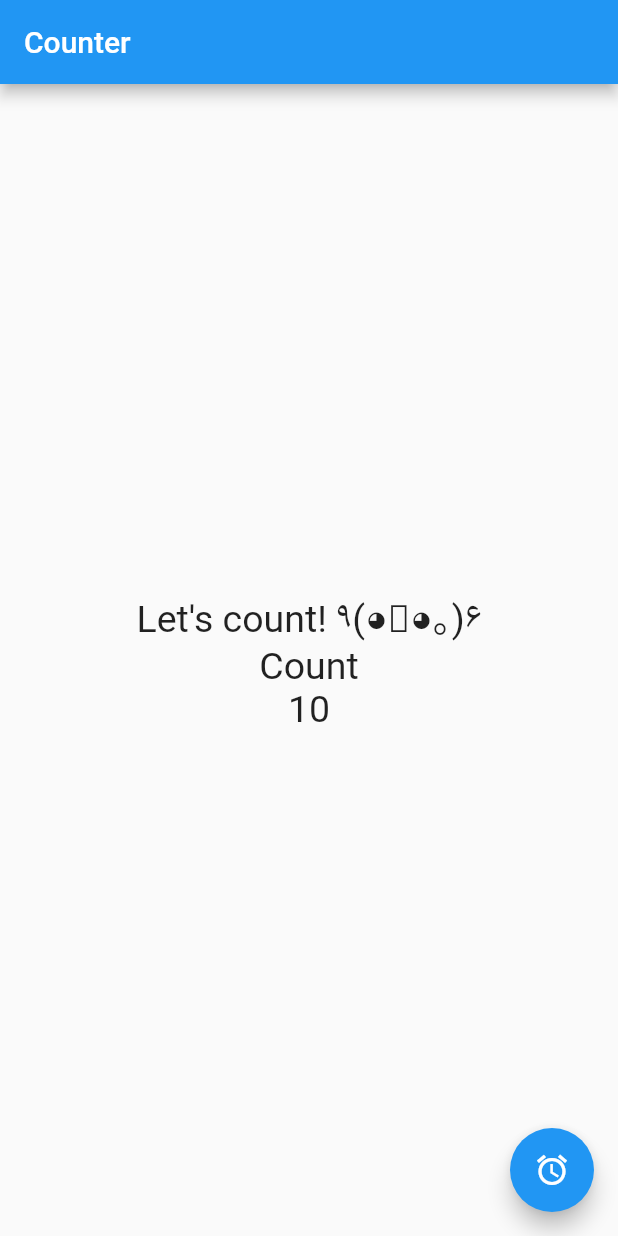
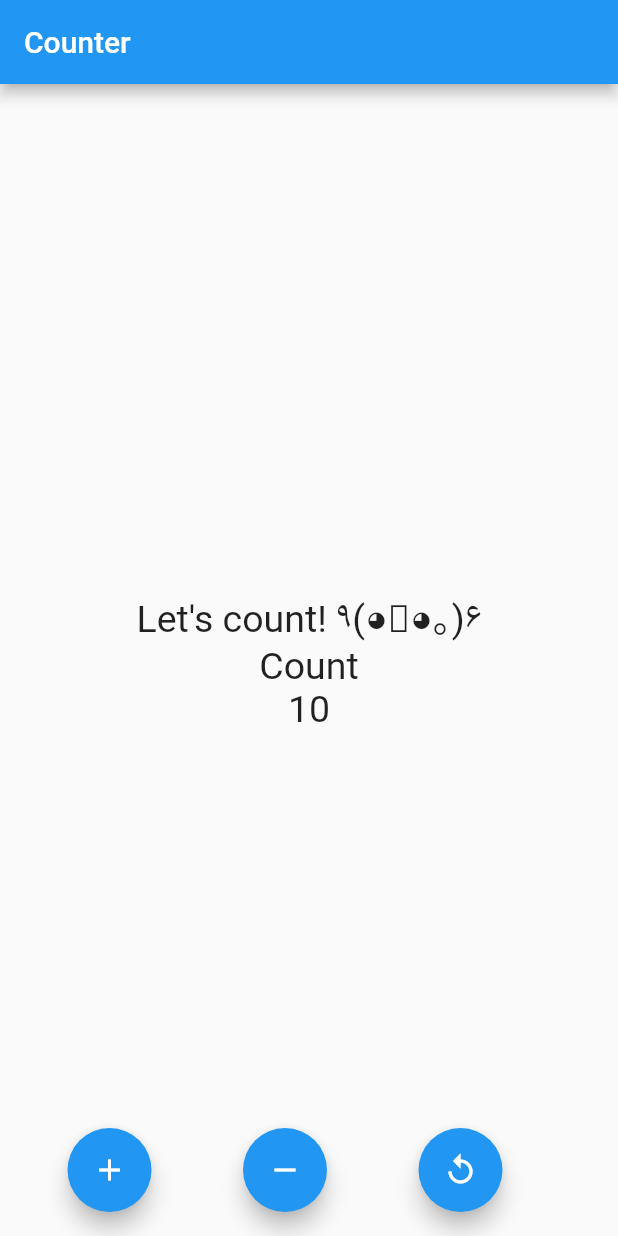
Before and after one commit to ronaldrpc/test-project-mobile, a Flutter app: the screen it shows after launch, on a phone screen of 412 x 824 dp. Run offline on Flutter 3.47's test engine with Material 2 defaults, Android fonts, the phone set to English and light mode, and no system bars.

Commit message:
Semana 2 - clase 1

```diff
--- a/lib/view/count_screen.dart
+++ b/lib/view/count_screen.dart
@@ -25,17 +25,13 @@ class _CounterState extends State<Counter> {
                 const Text("Let's count! ٩(◕‿◕｡)۶", style: sizeText),
                 const Text("Count", style: sizeText),
                 Text('$count', style: sizeText),
-          ]
+              ]),
         ),
-      ),
-      floatingActionButton: FloatingActionButton(
-        onPressed: () {
-          incrementCounter();
-          showMessage();
-        },
-        child: const Icon(Icons.access_alarms)
-      )
-    );
+        floatingActionButton: FloatingCustomW(
+          increment: incrementCounter,
+          decrement: decrementCounter,
+          reset: resetCounter
+        ));
   }
 
   void incrementCounter() {
@@ -44,7 +40,40 @@ class _CounterState extends State<Counter> {
     });
   }
 
+  void decrementCounter() {
+    setState(() {
+      count--;
+    });
+  }
+
+  void resetCounter() {
+    setState(() {
+      count = 0;
+    });
+  }
+
   void showMessage() {
     print("Hi, again");
   }
 }
+
+class FloatingCustomW extends StatelessWidget {
+  final Function increment;
+  final Function decrement;
+  final Function reset;
+  const FloatingCustomW({
+    Key? key, required this.increment, required this.decrement, required this.reset,
+  }) : super(key: key);
+
+  @override
+  Widget build(BuildContext context) {
+    return Row(
+      mainAxisAlignment: MainAxisAlignment.spaceEvenly,
+      children: [
+        FloatingActionButton(onPressed: () => increment(), child: const Icon(Icons.add)),
+        FloatingActionButton(onPressed: () {decrement();}, child: const Icon(Icons.remove)),
+        FloatingActionButton(onPressed: () => reset(), child: const Icon(Icons.replay)),
+      ],
+    );
+  }
+}
```
Lines whose indentation alone changed are shown as unchanged.
